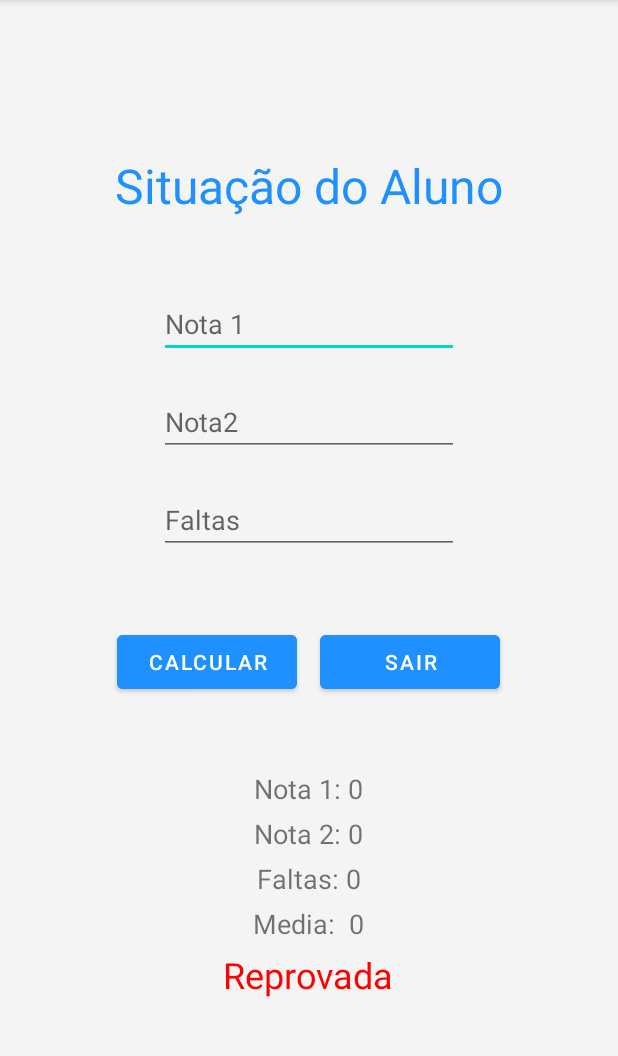
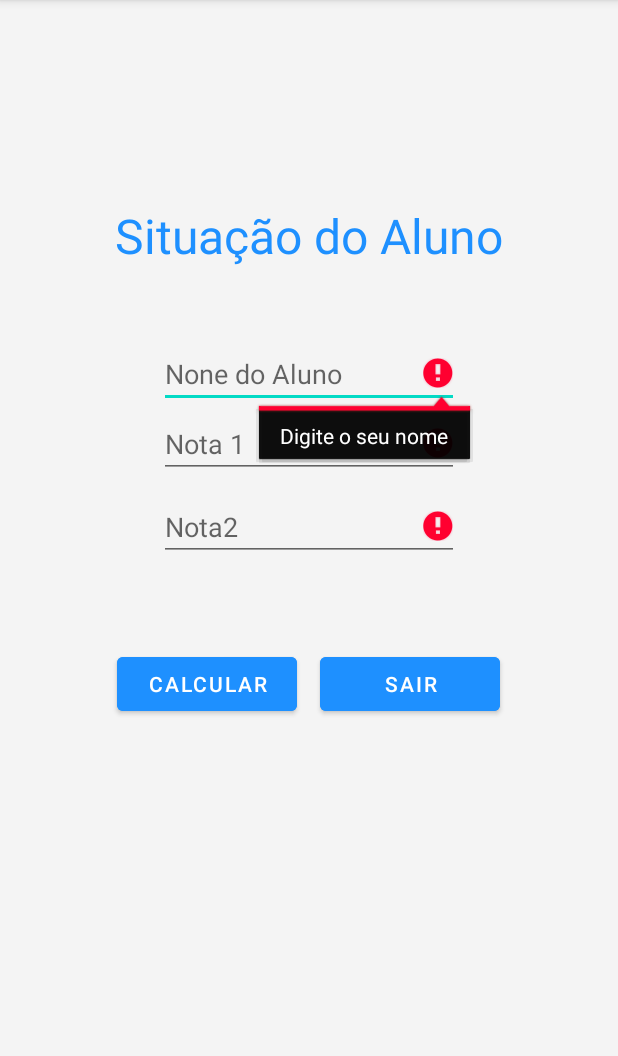
Before and after one commit to samueltank/calculadora-notas-kotlin, an Android app: the screen it shows after launch (MainActivity), after a tap on "CALCULAR", on a phone screen of 412 x 824 dp, the part 84-1140 px from its top. Run offline under Robolectric (Android 15) with nearby library versions, the phone set to English and light mode, and no system bars.

Commit message:
att project

```diff
--- a/app/src/main/java/br/senai/ctlnotas/MainActivity.kt
+++ b/app/src/main/java/br/senai/ctlnotas/MainActivity.kt
@@ -7,42 +7,77 @@ import android.widget.Button
 import android.widget.EditText
 import android.widget.TextView
 
-class MainActivity : AppCompatActivity() {
-    override fun onCreate(savedInstanceState: Bundle?) {
-        super.onCreate(savedInstanceState)
-        setContentView(R.layout.activity_main)
+class MainActivity : AppCompatActivity()
+{
+    private lateinit var nomeEditText: EditText;    // Global Scope run later : lateinit var
+    private lateinit var nota1EditText: EditText;   // Global Scope
+    private lateinit var nota2EditText: EditText;   // Global Scope
 
-        val calular = findViewById<Button>(R.id.calcular)
-        val sair    = findViewById<Button>(R.id.sair)
+    override fun onCreate(savedInstanceState: Bundle?)
+    {
+        super.onCreate(savedInstanceState);
+        setContentView(R.layout.activity_main);
 
-        sair.setOnClickListener {
-            finish()
-        }
+        val calcular = findViewById<Button>(R.id.calcular);
+        val sair     = findViewById<Button>(R.id.sair);
 
-        calular.setOnClickListener {
-            val notaOne   = findViewById<EditText>(R.id.nota1).text.toString().toInt()
-            val notaTwo   = findViewById<EditText>(R.id.nota2).text.toString().toInt()
-            val faltas    = findViewById<EditText>(R.id.faltas).text.toString().toInt()
-            val resultado = findViewById<TextView>(R.id.resultado)
-            val media     = ((notaOne + notaTwo) / 2)
+        sair.setOnClickListener {finish()}
 
-            val msgNota1  = findViewById<TextView>(R.id.msgNota1)
-            val msgNota2  = findViewById<TextView>(R.id.msgNota2)
-            val msgFaltas = findViewById<TextView>(R.id.msgFaltas)
-            val msgMedia  = findViewById<TextView>(R.id.msgMedia)
+        calcular.setOnClickListener {
+            nota1EditText         = findViewById(R.id.nota1);
+            nota2EditText         = findViewById(R.id.nota2);
+            nomeEditText          = findViewById(R.id.Nome);
+            val resultTextView    = findViewById<TextView>(R.id.resultado);
 
-            msgNota1.text   = "Nota 1: ${notaOne}"
-            msgNota2.text   = "Nota 2: ${notaTwo}"
-            msgFaltas.text  = "Faltas: ${faltas}"
-            msgMedia.text   = "Media:  ${media}"
+            if (validate())
+            {
+                var nota1 = convertToStringToInt(nota1EditText);
+                var nota2 = convertToStringToInt(nota2EditText);
+                val media = calcMedia(nota1, nota2, 10, 10, 10);
 
-            if(media >= 5) {
-                resultado.text = "Aprovado";
-                resultado.setTextColor(Color.GREEN)
-            } else {
-                resultado.text = "Reprovada";
-                resultado.setTextColor(Color.RED)
+                val msgNota1   = findViewById<TextView>(R.id.msgNota1)
+                val msgNota2   = findViewById<TextView>(R.id.msgNota2)
+                val msgName    = findViewById<TextView>(R.id.msgName)
+                val msgMedia   = findViewById<TextView>(R.id.msgMedia)
+
+                msgName.text    = "Nome: ${nomeEditText.text}"
+                msgNota1.text   = "Nota 1: ${nota1}";
+                msgNota2.text   = "Nota 2: ${nota2}";
+                msgMedia.text   = "Media:  ${media}";
+
+                resultTextView.text = alunoStatus(media);
             }
         }
     }
+
+
+    private fun validate() : Boolean
+    {
+        var noError = true;
+        if (nomeEditText.text.isBlank())
+        {
+            nomeEditText.setError("Digite o seu nome");
+            noError = false;
+        }
+
+        if (nota1EditText.text.isBlank())
+        {
+            nota1EditText.setError("Digite sua nota 1");
+            noError = false;
+        }
+
+        if (nota1EditText.text.isBlank())
+        {
+            nota2EditText.setError("Digite sua nota 2");
+            noError = false;
+        }
+
+        return noError;
+    }
+
+    private fun convertToStringToInt(variable: EditText) : Int
+    {
+        val vari = variable.text.toString().toInt();
+        return vari;
+    }
 }
--- a/app/src/main/res/layout/activity_main.xml
+++ b/app/src/main/res/layout/activity_main.xml
@@ -18,9 +18,20 @@
             android:text="Situação do Aluno"
 
             android:textSize="32sp"
+            android:layout_marginTop="48dp"
             android:layout_marginBottom="48dp"
             android:textColor="@color/primary"
         />
+        <EditText
+            android:id="@+id/Nome"
+            android:layout_width="200dp"
+            android:layout_height="wrap_content"
+            android:hint="None do Aluno"
+            android:inputType="text"
+
+            android:textColor="@color/platinum"
+            android:layout_marginBottom="1dp"
+            />
         <EditText
             android:id="@+id/nota1"
             android:layout_width="200dp"
@@ -29,6 +40,7 @@
             android:inputType="number"
 
             android:textColor="@color/platinum"
+            android:layout_marginBottom="10dp"
         />
         <EditText
             android:id="@+id/nota2"
@@ -38,18 +50,9 @@
             android:inputType="number"
 
             android:textColor="@color/platinum"
-            android:layout_marginTop="20dp"
-            android:layout_marginBottom="20dp"
+            android:layout_marginBottom="10dp"
         />
-        <EditText
-            android:id="@+id/faltas"
-            android:layout_width="200dp"
-            android:layout_height="wrap_content"
-            android:hint="Faltas"
-            android:inputType="number"
 
-            android:textColor="@color/platinum"
-        />
 
         <LinearLayout
             android:layout_width="match_parent"
@@ -76,7 +79,14 @@
             />
     </LinearLayout>
 
+    <TextView
+        android:id="@+id/msgName"
+        android:layout_width="wrap_content"
+        android:layout_height="wrap_content"
+        android:text=""
 
+        android:textSize="18sp"
+        />
     <TextView
         android:id="@+id/msgNota1"
         android:layout_width="wrap_content"
@@ -94,14 +104,6 @@
         android:textSize="18sp"
         android:layout_marginTop="5dp"
         android:layout_marginBottom="5sp"
-    />
-    <TextView
-        android:id="@+id/msgFaltas"
-        android:layout_width="wrap_content"
-        android:layout_height="wrap_content"
-        android:text=""
-
-        android:textSize="18sp"
     />
     <TextView
         android:id="@+id/msgMedia"
```
Also changed, not shown: app/src/main/java/br/senai/ctlnotas/Media.kt (added, +24 -0 lines).
